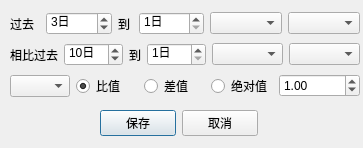
The window that QtDesign/SearchCriteria.ui (victor647/QuantumStockTrade) describes before a commit, drawn with Qt 5.
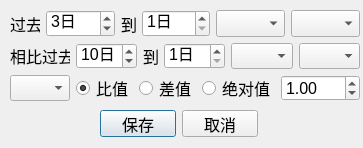
The same window after the commit.

What changed in the file:
```diff
--- a/QtDesign/SearchCriteria.ui
+++ b/QtDesign/SearchCriteria.ui
@@ -24,8 +24,8 @@
    </property>
    <property name="font">
     <font>
-     <family>Microsoft YaHei UI</family>
-     <pointsize>9</pointsize>
+     <family>Helvetica</family>
+     <pointsize>12</pointsize>
     </font>
    </property>
    <layout class="QVBoxLayout" name="verticalLayout">
@@ -41,8 +41,8 @@
         </property>
         <property name="font">
          <font>
-          <family>Microsoft YaHei UI</family>
-          <pointsize>9</pointsize>
+          <family>Helvetica</family>
+          <pointsize>12</pointsize>
          </font>
         </property>
         <property name="text">
@@ -54,8 +54,8 @@
        <widget class="QSpinBox" name="spbQueryPeriodBegin">
         <property name="font">
          <font>
-          <family>Microsoft YaHei UI</family>
-          <pointsize>9</pointsize>
+          <family>Helvetica</family>
+          <pointsize>12</pointsize>
          </font>
         </property>
         <property name="suffix">
@@ -82,8 +82,8 @@
         </property>
         <property name="font">
          <font>
-          <family>Microsoft YaHei UI</family>
-          <pointsize>9</pointsize>
+          <family>Helvetica</family>
+          <pointsize>12</pointsize>
          </font>
         </property>
         <property name="text">
@@ -95,8 +95,8 @@
        <widget class="QSpinBox" name="spbQueryPeriodEnd">
         <property name="font">
          <font>
-          <family>Microsoft YaHei UI</family>
-          <pointsize>9</pointsize>
+          <family>Helvetica</family>
+          <pointsize>12</pointsize>
          </font>
         </property>
         <property name="suffix">
@@ -114,8 +114,8 @@
        <widget class="QComboBox" name="cbbQueryLogic">
         <property name="font">
          <font>
-          <family>Microsoft YaHei UI</family>
-          <pointsize>9</pointsize>
+          <family>Helvetica</family>
+          <pointsize>12</pointsize>
          </font>
         </property>
        </widget>
@@ -124,8 +124,8 @@
        <widget class="QComboBox" name="cbbQueryField">
         <property name="font">
          <font>
-          <family>Microsoft YaHei UI</family>
-          <pointsize>9</pointsize>
+          <family>Helvetica</family>
+          <pointsize>12</pointsize>
          </font>
         </property>
        </widget>
@@ -144,8 +144,8 @@
         </property>
         <property name="font">
          <font>
-          <family>Microsoft YaHei UI</family>
-          <pointsize>9</pointsize>
+          <family>Helvetica</family>
+          <pointsize>12</pointsize>
          </font>
         </property>
         <property name="text">
@@ -157,8 +157,8 @@
        <widget class="QSpinBox" name="spbComparedPeriodBegin">
         <property name="font">
          <font>
-          <family>Microsoft YaHei UI</family>
-          <pointsize>9</pointsize>
+          <family>Helvetica</family>
+          <pointsize>12</pointsize>
          </font>
         </property>
         <property name="suffix">
@@ -185,8 +185,8 @@
         </property>
         <property name="font">
          <font>
-          <family>Microsoft YaHei UI</family>
-          <pointsize>9</pointsize>
+          <family>Helvetica</family>
+          <pointsize>12</pointsize>
          </font>
         </property>
         <property name="text">
@@ -198,8 +198,8 @@
        <widget class="QSpinBox" name="spbComparedPeriodEnd">
         <property name="font">
          <font>
-          <family>Microsoft YaHei UI</family>
-          <pointsize>9</pointsize>
+          <family>Helvetica</family>
+          <pointsize>12</pointsize>
          </font>
         </property>
         <property name="suffix">
@@ -220,8 +220,8 @@
        <widget class="QComboBox" name="cbbComparedLogic">
         <property name="font">
          <font>
-          <family>Microsoft YaHei UI</family>
-          <pointsize>9</pointsize>
+          <family>Helvetica</family>
+          <pointsize>12</pointsize>
          </font>
         </property>
        </widget>
@@ -230,8 +230,8 @@
        <widget class="QComboBox" name="cbbComparedField">
         <property name="font">
          <font>
-          <family>Microsoft YaHei UI</family>
-          <pointsize>9</pointsize>
+          <family>Helvetica</family>
+          <pointsize>12</pointsize>
          </font>
         </property>
        </widget>
@@ -250,8 +250,8 @@
         </property>
         <property name="font">
          <font>
-          <family>Microsoft YaHei UI</family>
-          <pointsize>9</pointsize>
+          <family>Helvetica</family>
+          <pointsize>12</pointsize>
          </font>
         </property>
        </widget>
@@ -272,8 +272,8 @@
         </property>
         <property name="font">
          <font>
-          <family>Microsoft YaHei UI</family>
-          <pointsize>9</pointsize>
+          <family>Helvetica</family>
+          <pointsize>12</pointsize>
          </font>
         </property>
         <property name="text">
@@ -300,8 +300,8 @@
         </property>
         <property name="font">
          <font>
-          <family>Microsoft YaHei UI</family>
-          <pointsize>9</pointsize>
+          <family>Helvetica</family>
+          <pointsize>12</pointsize>
          </font>
         </property>
         <property name="text">
@@ -328,8 +328,8 @@
         </property>
         <property name="font">
          <font>
-          <family>Microsoft YaHei UI</family>
-          <pointsize>9</pointsize>
+          <family>Helvetica</family>
+          <pointsize>12</pointsize>
          </font>
         </property>
         <property name="text">
@@ -344,8 +344,8 @@
         </property>
         <property name="font">
          <font>
-          <family>Microsoft YaHei UI</family>
-          <pointsize>9</pointsize>
+          <family>Helvetica</family>
+          <pointsize>12</pointsize>
          </font>
         </property>
         <property name="suffix">
@@ -386,8 +386,8 @@
      <widget class="QPushButton" name="btnConfirm">
       <property name="font">
        <font>
-        <family>Microsoft YaHei UI</family>
-        <pointsize>9</pointsize>
+        <family>Helvetica</family>
+        <pointsize>12</pointsize>
        </font>
       </property>
       <property name="text">
@@ -399,8 +399,8 @@
      <widget class="QPushButton" name="btnCancel">
       <property name="font">
        <font>
-        <family>Microsoft YaHei UI</family>
-        <pointsize>9</pointsize>
+        <family>Helvetica</family>
+        <pointsize>12</pointsize>
        </font>
       </property>
       <property name="text">
```
